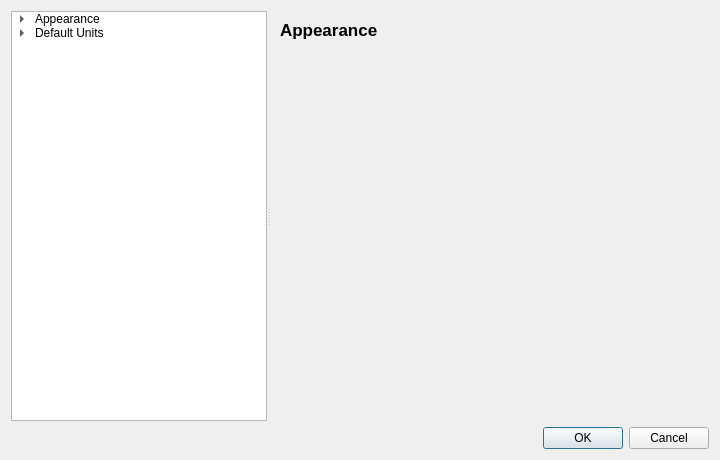
Qt form src/masafi_simtwin/dialogs/forms/settings.ui (JaumeFigueras/MASAFI-SimTwin) before a commit.
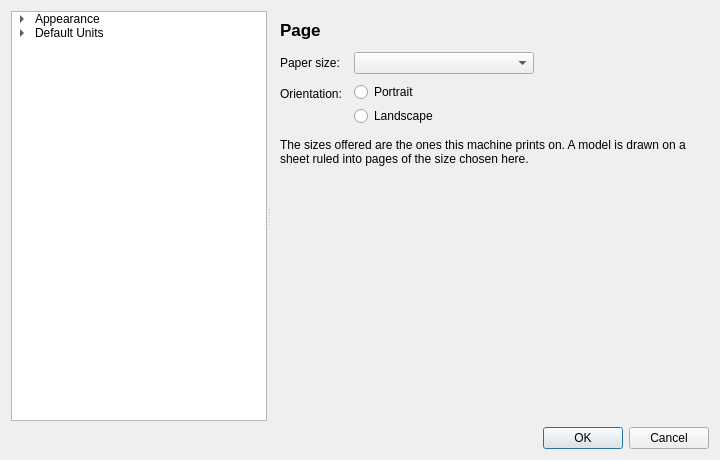
The same form after that commit. The open tabs and pages were chosen to show the change.

Commit message: Added pages and defaults

Patch:
```diff
--- a/src/masafi_simtwin/dialogs/forms/settings.ui
+++ b/src/masafi_simtwin/dialogs/forms/settings.ui
@@ -297,6 +297,110 @@
      </item>
      </layout>
     </widget>
+    <widget class="QWidget" name="page_page">
+     <layout class="QVBoxLayout" name="page_layout">
+      <property name="spacing">
+       <number>12</number>
+      </property>
+     <item>
+      <widget class="QLabel" name="page_heading">
+       <property name="font">
+        <font>
+         <pointsize>13</pointsize>
+         <bold>true</bold>
+        </font>
+       </property>
+       <property name="text">
+        <string notr="true">Page</string>
+       </property>
+      </widget>
+     </item>
+     <item>
+      <layout class="QFormLayout" name="page_form">
+       <property name="fieldGrowthPolicy">
+        <enum>QFormLayout::FieldGrowthPolicy::FieldsStayAtSizeHint</enum>
+       </property>
+       <property name="horizontalSpacing">
+        <number>12</number>
+       </property>
+       <property name="verticalSpacing">
+        <number>8</number>
+       </property>
+       <item row="0" column="0">
+        <widget class="QLabel" name="paper_label">
+         <property name="text">
+          <string extracomment="label of the paper size chooser in the settings">Paper size:</string>
+         </property>
+        </widget>
+       </item>
+       <item row="0" column="1">
+        <widget class="QComboBox" name="paper_combo">
+         <property name="minimumSize">
+          <size>
+           <width>180</width>
+           <height>0</height>
+          </size>
+         </property>
+        </widget>
+       </item>
+       <item row="1" column="0">
+        <widget class="QLabel" name="orientation_label">
+         <property name="text">
+          <string extracomment="label of the page orientation choice in the settings">Orientation:</string>
+         </property>
+        </widget>
+       </item>
+       <item row="1" column="1">
+        <layout class="QVBoxLayout" name="orientation_layout">
+         <property name="spacing">
+          <number>4</number>
+         </property>
+         <item>
+          <widget class="QRadioButton" name="portrait_radio">
+           <property name="text">
+            <string extracomment="page orientation: taller than it is wide">Portrait</string>
+           </property>
+          </widget>
+         </item>
+         <item>
+          <widget class="QRadioButton" name="landscape_radio">
+           <property name="text">
+            <string extracomment="page orientation: wider than it is tall">Landscape</string>
+           </property>
+          </widget>
+         </item>
+        </layout>
+       </item>
+      </layout>
+     </item>
+     <item>
+      <widget class="QLabel" name="page_note">
+       <property name="placeholder" stdset="0">
+        <bool>true</bool>
+       </property>
+       <property name="wordWrap">
+        <bool>true</bool>
+       </property>
+       <property name="text">
+        <string extracomment="under the paper chooser, saying where the list of sizes comes from">The sizes offered are the ones this machine prints on. A model is drawn on a sheet ruled into pages of the size chosen here.</string>
+       </property>
+      </widget>
+     </item>
+     <item>
+      <spacer name="page_spacer">
+       <property name="orientation">
+        <enum>Qt::Orientation::Vertical</enum>
+       </property>
+       <property name="sizeHint" stdset="0">
+        <size>
+         <width>0</width>
+         <height>0</height>
+        </size>
+       </property>
+      </spacer>
+     </item>
+     </layout>
+    </widget>
     <widget class="QWidget" name="units_page">
      <layout class="QVBoxLayout" name="units_layout">
       <property name="spacing">
```
Left out of the diff: 5 changed lines with no effect on the pictures. The commit also changes 22 other files.
